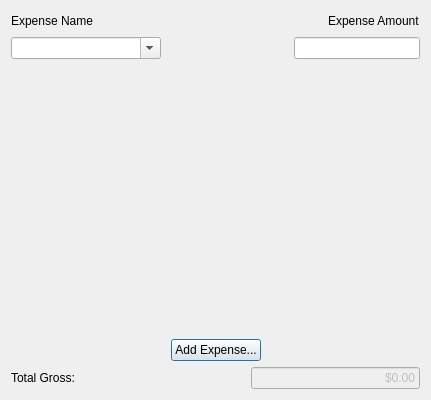
lborowczak/CompanyDataManager, file entryeditordialog.ui: the form before one commit.
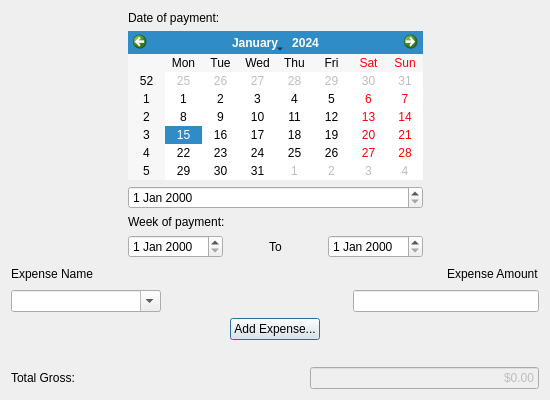
The form after the commit.

Commit message: Change GUI around, modify database handler, and add preliminary date setting code

Diff of the .ui file:
```diff
--- a/entryeditordialog.ui
+++ b/entryeditordialog.ui
@@ -6,7 +6,7 @@
    <rect>
     <x>0</x>
     <y>0</y>
-    <width>431</width>
+    <width>550</width>
     <height>400</height>
    </rect>
   </property>
@@ -14,7 +14,163 @@
    <string>Dialog</string>
   </property>
   <layout class="QGridLayout" name="gridLayout">
-   <item row="0" column="0">
+   <item row="8" column="1">
+    <spacer name="verticalSpacer">
+     <property name="orientation">
+      <enum>Qt::Vertical</enum>
+     </property>
+     <property name="sizeHint" stdset="0">
+      <size>
+       <width>20</width>
+       <height>40</height>
+      </size>
+     </property>
+    </spacer>
+   </item>
+   <item row="0" column="1">
+    <layout class="QHBoxLayout" name="horizontalLayout_2">
+     <item>
+      <spacer name="horizontalSpacer_7">
+       <property name="orientation">
+        <enum>Qt::Horizontal</enum>
+       </property>
+       <property name="sizeHint" stdset="0">
+        <size>
+         <width>40</width>
+         <height>20</height>
+        </size>
+       </property>
+      </spacer>
+     </item>
+     <item>
+      <layout class="QVBoxLayout" name="verticalLayout">
+       <item>
+        <widget class="QLabel" name="label">
+         <property name="text">
+          <string>Date of payment:</string>
+         </property>
+        </widget>
+       </item>
+       <item>
+        <widget class="QCalendarWidget" name="PaymentDateSelector"/>
+       </item>
+       <item>
+        <widget class="QDateEdit" name="PaymentDate"/>
+       </item>
+       <item>
+        <widget class="QLabel" name="label_2">
+         <property name="text">
+          <string>Week of payment:</string>
+         </property>
+        </widget>
+       </item>
+       <item>
+        <layout class="QHBoxLayout" name="horizontalLayout">
+         <item>
+          <widget class="QDateEdit" name="WeekStartDate"/>
+         </item>
+         <item>
+          <spacer name="horizontalSpacer_8">
+           <property name="orientation">
+            <enum>Qt::Horizontal</enum>
+           </property>
+           <property name="sizeHint" stdset="0">
+            <size>
+             <width>40</width>
+             <height>20</height>
+            </size>
+           </property>
+          </spacer>
+         </item>
+         <item>
+          <widget class="QLabel" name="label_4">
+           <property name="text">
+            <string>To</string>
+           </property>
+          </widget>
+         </item>
+         <item>
+          <spacer name="horizontalSpacer_9">
+           <property name="orientation">
+            <enum>Qt::Horizontal</enum>
+           </property>
+           <property name="sizeHint" stdset="0">
+            <size>
+             <width>40</width>
+             <height>20</height>
+            </size>
+           </property>
+          </spacer>
+         </item>
+         <item>
+          <widget class="QDateEdit" name="WeekEndDate"/>
+         </item>
+        </layout>
+       </item>
+      </layout>
+     </item>
+     <item>
+      <spacer name="horizontalSpacer_6">
+       <property name="orientation">
+        <enum>Qt::Horizontal</enum>
+       </property>
+       <property name="sizeHint" stdset="0">
+        <size>
+         <width>40</width>
+         <height>20</height>
+        </size>
+       </property>
+      </spacer>
+     </item>
+    </layout>
+   </item>
+   <item row="10" column="1">
+    <layout class="QHBoxLayout" name="TotalGrossLayout">
+     <item>
+      <widget class="QLabel" name="label_3">
+       <property name="text">
+        <string>Total Gross:</string>
+       </property>
+      </widget>
+     </item>
+     <item>
+      <spacer name="horizontalSpacer_3">
+       <property name="orientation">
+        <enum>Qt::Horizontal</enum>
+       </property>
+       <property name="sizeHint" stdset="0">
+        <size>
+         <width>40</width>
+         <height>20</height>
+        </size>
+       </property>
+      </spacer>
+     </item>
+     <item>
+      <widget class="QLineEdit" name="TotalGrossAmount">
+       <property name="enabled">
+        <bool>false</bool>
+       </property>
+       <property name="minimumSize">
+        <size>
+         <width>130</width>
+         <height>0</height>
+        </size>
+       </property>
+       <property name="text">
+        <string>$0.00</string>
+       </property>
+       <property name="alignment">
+        <set>Qt::AlignRight|Qt::AlignTrailing|Qt::AlignVCenter</set>
+       </property>
+      </widget>
+     </item>
+    </layout>
+   </item>
+   <item row="5" column="0">
+    <layout class="QHBoxLayout" name="horizontalLayout_3"/>
+   </item>
+   <item row="7" column="1">
     <layout class="QVBoxLayout" name="ExpenseEntryLayout">
      <item>
       <layout class="QHBoxLayout" name="ExpenseLabelLayout">
@@ -90,10 +246,8 @@
        </item>
       </layout>
      </item>
-    </layout>
-   </item>
-   <item row="2" column="0">
-    <layout class="QHBoxLayout" name="horizontalLayout_4">
+     <item>
+      <layout class="QHBoxLayout" name="AddExpenseButtonLayout">
      <item>
       <spacer name="horizontalSpacer_4">
        <property name="orientation">
@@ -129,62 +283,8 @@
      </item>
     </layout>
    </item>
-   <item row="3" column="0">
-    <layout class="QHBoxLayout" name="horizontalLayout">
-     <item>
-      <widget class="QLabel" name="label_3">
-       <property name="text">
-        <string>Total Gross:</string>
-       </property>
-      </widget>
-     </item>
-     <item>
-      <spacer name="horizontalSpacer_3">
-       <property name="orientation">
-        <enum>Qt::Horizontal</enum>
-       </property>
-       <property name="sizeHint" stdset="0">
-        <size>
-         <width>40</width>
-         <height>20</height>
-        </size>
-       </property>
-      </spacer>
-     </item>
-     <item>
-      <widget class="QLineEdit" name="lineEdit_2">
-       <property name="enabled">
-        <bool>false</bool>
-       </property>
-       <property name="minimumSize">
-        <size>
-         <width>130</width>
-         <height>0</height>
-        </size>
-       </property>
-       <property name="text">
-        <string>$0.00</string>
-       </property>
-       <property name="alignment">
-        <set>Qt::AlignRight|Qt::AlignTrailing|Qt::AlignVCenter</set>
-       </property>
-      </widget>
-     </item>
     </layout>
    </item>
-   <item row="1" column="0">
-    <spacer name="verticalSpacer">
-     <property name="orientation">
-      <enum>Qt::Vertical</enum>
-     </property>
-     <property name="sizeHint" stdset="0">
-      <size>
-       <width>20</width>
-       <height>40</height>
-      </size>
-     </property>
-    </spacer>
-   </item>
   </layout>
  </widget>
  <resources/>
```
Lines whose indentation alone changed are shown as unchanged. The commit also changes 3 other files.
